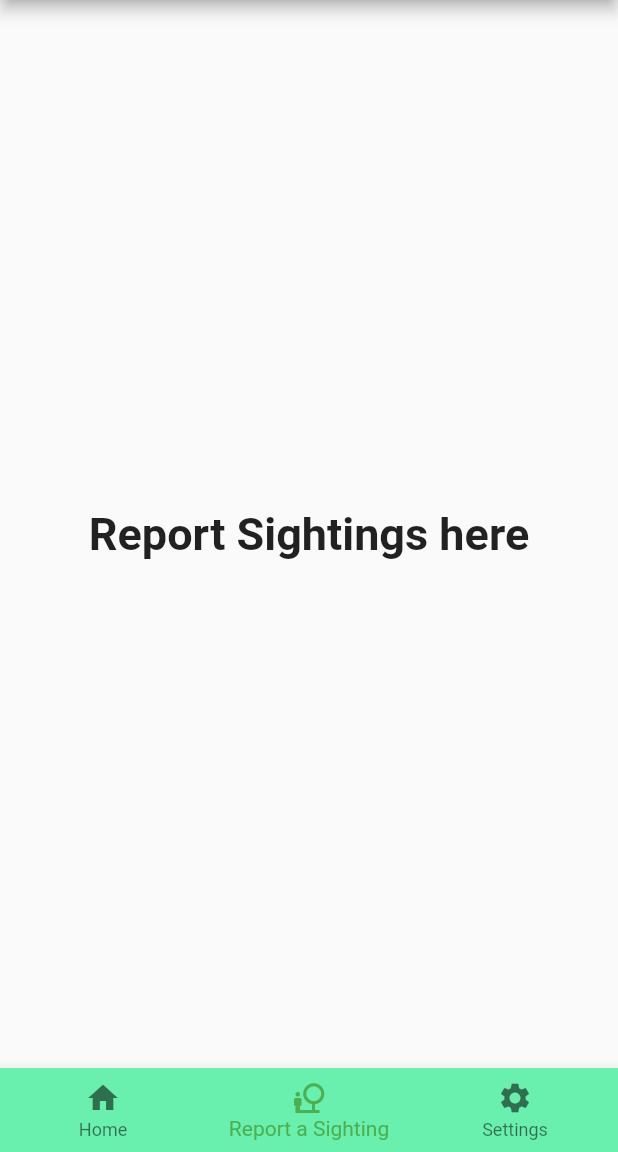
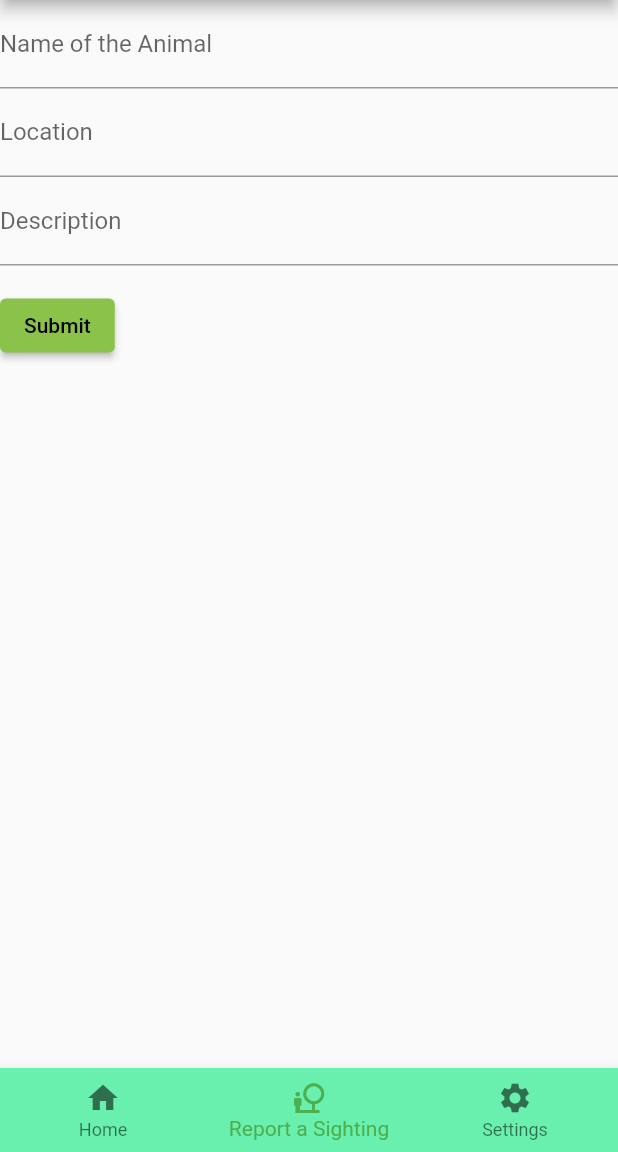
Before and after one commit to neeltron/WildAware, a Flutter app: the MyStatefulWidget screen opened directly, item 2 of the bottom bar chosen, on a phone screen of 412 x 824 dp, the part 84-1236 px from its top. Run offline on Flutter 3.47's test engine with Material 2 defaults, Android fonts, the phone set to English and light mode, and no system bars; network calls fail.

Commit message:
added form for reporting sightings

```diff
--- a/lib/main.dart
+++ b/lib/main.dart
@@ -86,10 +86,7 @@ class _MyStatefulWidgetState extends State<MyStatefulWidget> {
       style: optionStyle,
     ),
 
-    Text(
-      'Report Sightings here',
-      style: optionStyle,
-    ),
+    MyCustomForm(),
     Text(
       'Choose location and stuff here',
       style: optionStyle,
@@ -135,3 +132,79 @@ class _MyStatefulWidgetState extends State<MyStatefulWidget> {
     );
   }
 }
+
+class MyCustomForm extends StatefulWidget {
+  const MyCustomForm({Key? key}) : super(key: key);
+
+  @override
+  MyCustomFormState createState() {
+    return MyCustomFormState();
+  }
+}
+
+// Create a corresponding State class.
+// This class holds data related to the form.
+class MyCustomFormState extends State<MyCustomForm> {
+  // Create a global key that uniquely identifies the Form widget
+  // and allows validation of the form.
+  //
+  // Note: This is a GlobalKey<FormState>,
+  // not a GlobalKey<MyCustomFormState>.
+  final _formKey = GlobalKey<FormState>();
+
+  @override
+  Widget build(BuildContext context) {
+    // Build a Form widget using the _formKey created above.
+    return Form(
+      key: _formKey,
+      child: Column(
+        crossAxisAlignment: CrossAxisAlignment.start,
+        children: [
+          TextFormField(
+            decoration: const InputDecoration(labelText: 'Name of the Animal'),
+            validator: (value) {
+              if (value == null || value.isEmpty) {
+                return 'Please enter some text';
+              }
+              return null;
+            },
+          ),
+          TextFormField(
+            decoration: const InputDecoration(labelText: 'Location'),
+            validator: (value) {
+              if (value == null || value.isEmpty) {
+                return 'Please enter some text';
+              }
+              return null;
+            },
+          ),
+          TextFormField(
+            decoration: const InputDecoration(labelText: 'Description'),
+            validator: (value) {
+              if (value == null || value.isEmpty) {
+                return 'Please enter some text';
+              }
+              return null;
+            },
+          ),
+          Padding(
+            padding: const EdgeInsets.symmetric(vertical: 16.0),
+            child: ElevatedButton(
+              onPressed: () {
+                // Validate returns true if the form is valid, or false otherwise.
+                if (_formKey.currentState!.validate()) {
+                  // If the form is valid, display a snackbar. In the real world,
+                  // you'd often call a server or save the information in a database.
+                  ScaffoldMessenger.of(context).showSnackBar(
+                    const SnackBar(content: Text('Processing Data')),
+                  );
+                }
+              },
+              child: const Text('Submit'),
+            ),
+          ),
+        ],
+      ),
+    );
+  }
+}
```
